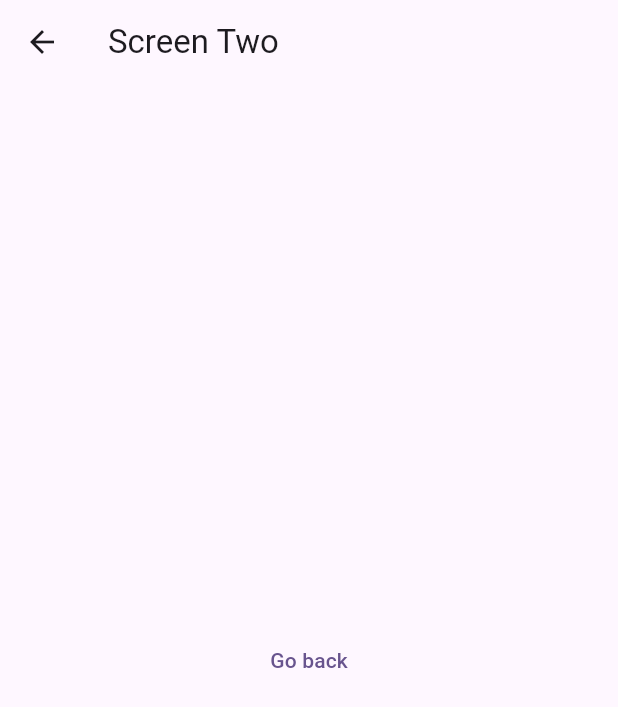
After one commit to HasnathJami/Flutter_GetX_Masterclass, a Flutter app: the ScreenTwo screen opened by its route, on a phone screen of 412 x 824 dp. The commit adds this screen. Shown: the top 707 px of the screen. Run offline on Flutter 3.47's test engine with Material 3 defaults, Android fonts, the phone set to English and light mode, and no system bars; our stand-ins replace get.

Commit message:
4. GetX: Navigation, Routes

```diff
--- /dev/null
+++ b/lib/screen_two.dart
@@ -0,0 +1,35 @@
+import 'package:flutter/material.dart';
+import 'package:get/get.dart';
+
+class ScreenTwo extends StatefulWidget {
+  const ScreenTwo({super.key, this.name = ""});
+
+  final String name;
+
+  @override
+  State<ScreenTwo> createState() => _ScreenTwoState();
+}
+
+class _ScreenTwoState extends State<ScreenTwo> {
+  @override
+  Widget build(BuildContext context) {
+    return Scaffold(
+      appBar: AppBar(
+        title: Text('Screen Two'),
+      ),
+      body: Column(
+        mainAxisAlignment: MainAxisAlignment.center,
+        crossAxisAlignment: CrossAxisAlignment.center,
+        children: [
+          Center(
+              child: TextButton(
+                  onPressed: () {
+                    // Navigator.pop(context);
+                    Get.back();
+                  },
+                  child: Text("Go back"))),
+        ],
+      ),
+    );
+  }
+}
```
Also changed, not shown: lib/home_screen.dart (+80 -70 lines), lib/main.dart (+7 -0 lines), lib/screen_one.dart (added, +36 -0 lines).
